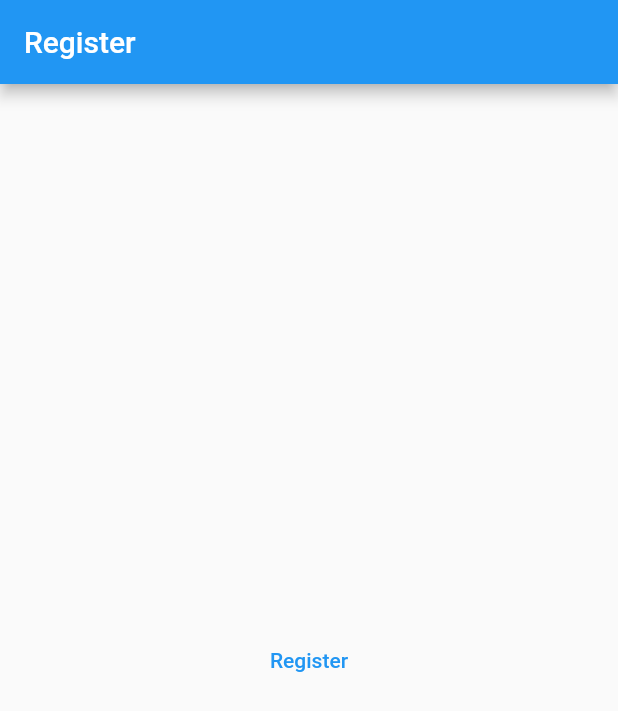
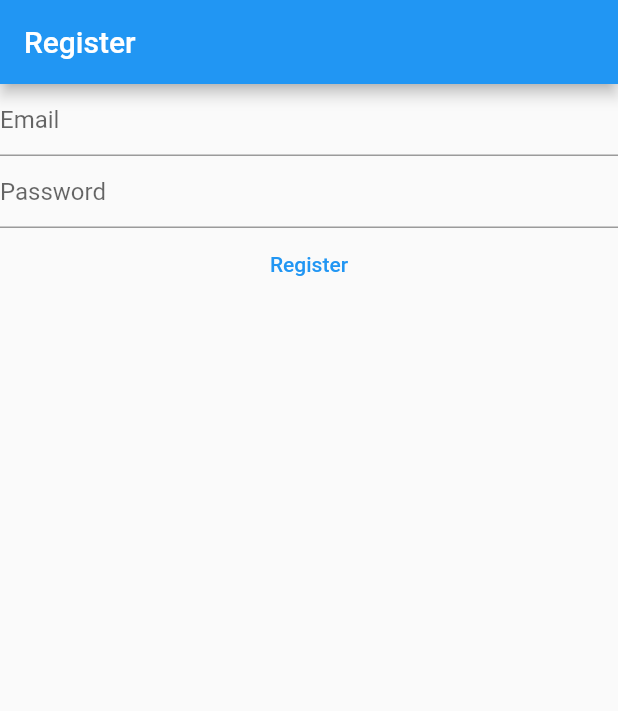
Before and after one commit to Sarawa03/myFirstFlutterProject, a Flutter app: the screen it shows after launch, after a tap on "Register", on a phone screen of 412 x 824 dp. Shown: the top 711 px of the screen. Run offline on Flutter 3.47's test engine with Material 2 defaults, Android fonts, the phone set to English and light mode, and no system bars; our stand-ins replace firebase_auth, firebase_core; accounts and stored records are empty; network calls fail.

Commit message:
Chapter -12

```diff
--- a/lib/main.dart
+++ b/lib/main.dart
@@ -1,6 +1,10 @@
+import 'package:firebase_core/firebase_core.dart';
 import 'package:flutter/material.dart';
+import 'package:firebase_auth/firebase_auth.dart';
+import 'firebase_options.dart';
 
 void main() {
+  WidgetsFlutterBinding.ensureInitialized();
   runApp(MaterialApp(
     title: 'Flutter Demo',
     theme: ThemeData(
@@ -10,18 +14,75 @@
   ));
 }
 
-class MyHomePage extends StatelessWidget {
+class MyHomePage extends StatefulWidget {
   const MyHomePage({Key? key}) : super(key: key);
+
+  @override
+  State<MyHomePage> createState() => _MyHomePageState();
+}
+
+class _MyHomePageState extends State<MyHomePage> {
+  late final TextEditingController _email;
+  late final TextEditingController _password;
+
+  @override
+  void initState() {
+    _email = TextEditingController();
+    _password = TextEditingController();
+    super.initState();
+  }
+
+  @override
+  void dispose() {
+    _email.dispose();
+    _password.dispose();
+    super.dispose();
+  }
 
   @override
   Widget build(BuildContext context) {
     return Scaffold(
       appBar: AppBar(title: const Text("Register")),
-      body: Center(
-        child: TextButton(
-          onPressed: () async {},
-          child: const Text("Register"),
-        ),
+      body: FutureBuilder(
+        future: Firebase.initializeApp(
+            options: DefaultFirebaseOptions.currentPlatform),
+        builder: (context, snapshot) {
+          switch (snapshot.connectionState) {
+            case ConnectionState.done:
+              return Column(
+                children: [
+                  TextField(
+                    controller: _email,
+                    enableSuggestions: false,
+                    autocorrect: false,
+                    keyboardType: TextInputType.emailAddress,
+                    decoration: const InputDecoration(hintText: 'Email'),
+                  ),
+                  TextField(
+                    controller: _password,
+                    obscureText: true,
+                    enableSuggestions: false,
+                    autocorrect: false,
+                    decoration: const InputDecoration(hintText: 'Password'),
+                  ),
+                  TextButton(
+                    onPressed: () async {
+                      final email = _email.text;
+                      final password = _password.text;
+
+                      final userCredential = await FirebaseAuth.instance
+                          .createUserWithEmailAndPassword(
+                              email: email, password: password);
+                      print(userCredential);
+                    },
+                    child: const Text("Register"),
+                  ),
+                ],
+              );
+            default:
+              return const Text("Loading...");
+          }
+        },
       ),
     );
   }
```
Also changed, not shown: lib/firebase_options.dart.
